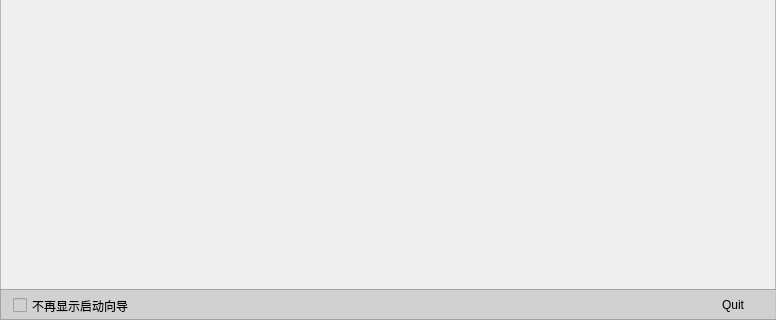
This is Forms/guidedialog.ui in elexenon/Cell as Qt 5 draws it before an edit; both pictures show x 0 to 776 and y 213 to 533 of the 776 by 533 pixel window. The edited form follows.
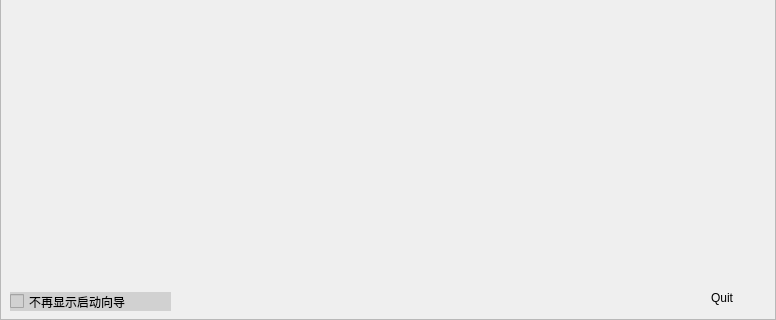
This is the edited form. Icons and pictures are not drawn.

What changed in the file:
```diff
--- a/Forms/guidedialog.ui
+++ b/Forms/guidedialog.ui
@@ -114,59 +114,40 @@
      <string>从这里开始学习使用 Cell 深度学习系统。</string>
     </property>
    </widget>
-   <widget class="QFrame" name="frame_3">
+   <widget class="QCheckBox" name="checkBox_showUp">
     <property name="geometry">
      <rect>
-      <x>0</x>
-      <y>502</y>
-      <width>781</width>
-      <height>31</height>
+      <x>10</x>
+      <y>505</y>
+      <width>161</width>
+      <height>19</height>
      </rect>
     </property>
     <property name="styleSheet">
-     <string notr="true">background-color: rgba(200, 200, 200, 200);</string>
+     <string notr="true">background-color: rgb(209, 209, 209);</string>
     </property>
-    <property name="frameShape">
-     <enum>QFrame::StyledPanel</enum>
+    <property name="text">
+     <string>不再显示启动向导</string>
     </property>
-    <property name="frameShadow">
-     <enum>QFrame::Raised</enum>
+   </widget>
+   <widget class="QPushButton" name="Btn_close">
+    <property name="geometry">
+     <rect>
+      <x>677</x>
+      <y>495</y>
+      <width>90</width>
+      <height>31</height>
+     </rect>
     </property>
-    <widget class="QPushButton" name="Btn_close">
-     <property name="geometry">
-      <rect>
-       <x>688</x>
-       <y>0</y>
-       <width>90</width>
-       <height>31</height>
-      </rect>
-     </property>
-     <property name="text">
-      <string>Quit</string>
-     </property>
-     <property name="autoDefault">
-      <bool>true</bool>
-     </property>
-     <property name="flat">
-      <bool>true</bool>
-     </property>
-    </widget>
-    <widget class="QCheckBox" name="checkBox_showUp">
-     <property name="geometry">
-      <rect>
-       <x>13</x>
-       <y>7</y>
-       <width>161</width>
-       <height>19</height>
-      </rect>
-     </property>
-     <property name="styleSheet">
-      <string notr="true">background-color: rgb(209, 209, 209);</string>
-     </property>
-     <property name="text">
-      <string>不再显示启动向导</string>
-     </property>
-    </widget>
+    <property name="text">
+     <string>Quit</string>
+    </property>
+    <property name="autoDefault">
+     <bool>true</bool>
+    </property>
+    <property name="flat">
+     <bool>true</bool>
+    </property>
    </widget>
   </widget>
  </widget>
```
